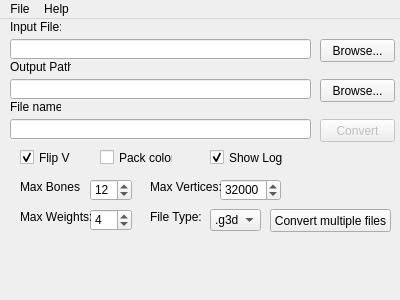
Old version of the form Fbx-Converter-GUI/mainwindow.ui in the repository ilinaraducristian/Fbx-Converter-GUI.
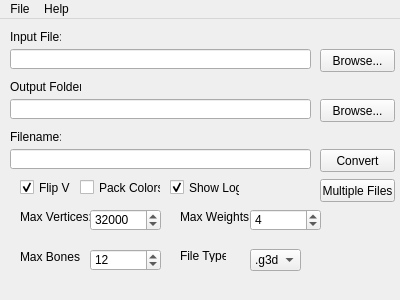
New version of the form.

Patch:
```diff
--- a/Fbx-Converter-GUI/mainwindow.ui
+++ b/Fbx-Converter-GUI/mainwindow.ui
@@ -10,161 +10,52 @@
     <height>300</height>
    </rect>
   </property>
+  <property name="font">
+   <font>
+    <family>Arial</family>
+    <weight>50</weight>
+    <bold>false</bold>
+   </font>
+  </property>
   <property name="windowTitle">
    <string>MainWindow</string>
   </property>
   <widget class="QWidget" name="centralWidget">
-   <widget class="QPushButton" name="pushBBrowse">
+   <widget class="QLineEdit" name="input_file">
     <property name="geometry">
      <rect>
-      <x>320</x>
-      <y>20</y>
-      <width>75</width>
-      <height>23</height>
+      <x>10</x>
+      <y>30</y>
+      <width>301</width>
+      <height>20</height>
      </rect>
     </property>
-    <property name="text">
-     <string>Browse...</string>
-    </property>
    </widget>
    <widget class="QLineEdit" name="lineEInputPath">
     <property name="geometry">
      <rect>
       <x>10</x>
-      <y>20</y>
+      <y>80</y>
       <width>301</width>
       <height>20</height>
      </rect>
     </property>
    </widget>
-   <widget class="QCheckBox" name="checkBFlipV">
+   <widget class="QLineEdit" name="filename">
     <property name="geometry">
      <rect>
-      <x>20</x>
+      <x>10</x>
       <y>130</y>
-      <width>51</width>
-      <height>17</height>
+      <width>301</width>
+      <height>20</height>
      </rect>
-    </property>
-    <property name="acceptDrops">
-     <bool>false</bool>
-    </property>
-    <property name="text">
-     <string>Flip V</string>
-    </property>
-    <property name="checked">
-     <bool>true</bool>
-    </property>
-   </widget>
-   <widget class="QComboBox" name="comboBFileType">
-    <property name="geometry">
-     <rect>
-      <x>210</x>
-      <y>190</y>
-      <width>51</width>
-      <height>22</height>
-     </rect>
-    </property>
-    <property name="currentIndex">
-     <number>0</number>
-    </property>
-    <item>
-     <property name="text">
-      <string>.g3db</string>
-     </property>
-    </item>
-    <item>
-     <property name="text">
-      <string>.fbx</string>
-     </property>
-    </item>
-    <item>
-     <property name="text">
-      <string>.g3dj</string>
-     </property>
-    </item>
-   </widget>
-   <widget class="QCheckBox" name="checkBPackcolors">
-    <property name="geometry">
-     <rect>
-      <x>100</x>
-      <y>130</y>
-      <width>73</width>
-      <height>17</height>
-     </rect>
-    </property>
-    <property name="text">
-     <string>Pack colors</string>
-    </property>
-   </widget>
-   <widget class="QSpinBox" name="spinBMaxV">
-    <property name="geometry">
-     <rect>
-      <x>220</x>
-      <y>160</y>
-      <width>61</width>
-      <height>22</height>
-     </rect>
-    </property>
-    <property name="minimum">
-     <number>1</number>
-    </property>
-    <property name="maximum">
-     <number>1000000000</number>
-    </property>
-    <property name="singleStep">
-     <number>1000</number>
-    </property>
-    <property name="value">
-     <number>32000</number>
-    </property>
-    <property name="displayIntegerBase">
-     <number>10</number>
-    </property>
-   </widget>
-   <widget class="QSpinBox" name="spinBMaxBones">
-    <property name="geometry">
-     <rect>
-      <x>90</x>
-      <y>160</y>
-      <width>42</width>
-      <height>22</height>
-     </rect>
-    </property>
-    <property name="minimum">
-     <number>1</number>
-    </property>
-    <property name="maximum">
-     <number>100</number>
-    </property>
-    <property name="value">
-     <number>12</number>
-    </property>
-   </widget>
-   <widget class="QSpinBox" name="spinBMaxWeight">
-    <property name="geometry">
-     <rect>
-      <x>90</x>
-      <y>190</y>
-      <width>42</width>
-      <height>22</height>
-     </rect>
-    </property>
-    <property name="minimum">
-     <number>1</number>
-    </property>
-    <property name="maximum">
-     <number>100</number>
-    </property>
-    <property name="value">
-     <number>4</number>
     </property>
    </widget>
    <widget class="QLabel" name="label">
     <property name="geometry">
      <rect>
       <x>10</x>
-      <y>0</y>
+      <y>10</y>
       <width>51</width>
       <height>16</height>
      </rect>
@@ -173,76 +64,124 @@
      <string>Input File:</string>
     </property>
    </widget>
-   <widget class="QLineEdit" name="lineEOutputDirectory">
+   <widget class="QPushButton" name="browse0">
     <property name="geometry">
      <rect>
-      <x>10</x>
-      <y>60</y>
-      <width>301</width>
-      <height>20</height>
+      <x>320</x>
+      <y>30</y>
+      <width>75</width>
+      <height>23</height>
      </rect>
+    </property>
+    <property name="text">
+     <string>Browse...</string>
+    </property>
+   </widget>
+   <widget class="QPushButton" name="browse1">
+    <property name="geometry">
+     <rect>
+      <x>320</x>
+      <y>80</y>
+      <width>75</width>
+      <height>23</height>
+     </rect>
+    </property>
+    <property name="text">
+     <string>Browse...</string>
     </property>
    </widget>
    <widget class="QLabel" name="label_2">
     <property name="geometry">
      <rect>
       <x>10</x>
-      <y>40</y>
-      <width>61</width>
-      <height>16</height>
-     </rect>
-    </property>
-    <property name="text">
-     <string>Output Path:</string>
-    </property>
-   </widget>
-   <widget class="QPushButton" name="pushBBrowse_2">
-    <property name="geometry">
-     <rect>
-      <x>320</x>
       <y>60</y>
-      <width>75</width>
-      <height>23</height>
+      <width>71</width>
+      <height>16</height>
      </rect>
     </property>
     <property name="text">
-     <string>Browse...</string>
-    </property>
-   </widget>
-   <widget class="QPushButton" name="pushBConvert">
-    <property name="enabled">
-     <bool>false</bool>
-    </property>
-    <property name="geometry">
-     <rect>
-      <x>320</x>
-      <y>100</y>
-      <width>75</width>
-      <height>23</height>
-     </rect>
-    </property>
-    <property name="text">
-     <string>Convert</string>
+     <string>Output Folder:</string>
     </property>
    </widget>
    <widget class="QLabel" name="label_3">
     <property name="geometry">
      <rect>
-      <x>150</x>
-      <y>160</y>
-      <width>71</width>
+      <x>10</x>
+      <y>110</y>
+      <width>51</width>
       <height>16</height>
      </rect>
     </property>
     <property name="text">
-     <string>Max Vertices:</string>
+     <string>Filename:</string>
+    </property>
+   </widget>
+   <widget class="QPushButton" name="convert">
+    <property name="enabled">
+     <bool>true</bool>
+    </property>
+    <property name="geometry">
+     <rect>
+      <x>320</x>
+      <y>130</y>
+      <width>75</width>
+      <height>23</height>
+     </rect>
+    </property>
+    <property name="text">
+     <string>Convert</string>
+    </property>
+   </widget>
+   <widget class="QCheckBox" name="flip">
+    <property name="geometry">
+     <rect>
+      <x>20</x>
+      <y>160</y>
+      <width>51</width>
+      <height>17</height>
+     </rect>
+    </property>
+    <property name="text">
+     <string>Flip V</string>
+    </property>
+    <property name="checked">
+     <bool>true</bool>
+    </property>
+   </widget>
+   <widget class="QCheckBox" name="log">
+    <property name="geometry">
+     <rect>
+      <x>170</x>
+      <y>160</y>
+      <width>70</width>
+      <height>17</height>
+     </rect>
+    </property>
+    <property name="text">
+     <string>Show Log</string>
+    </property>
+    <property name="checked">
+     <bool>true</bool>
+    </property>
+   </widget>
+   <widget class="QCheckBox" name="pack">
+    <property name="geometry">
+     <rect>
+      <x>80</x>
+      <y>160</y>
+      <width>81</width>
+      <height>17</height>
+     </rect>
+    </property>
+    <property name="text">
+     <string>Pack Colors</string>
     </property>
    </widget>
    <widget class="QLabel" name="label_4">
     <property name="geometry">
      <rect>
       <x>20</x>
-      <y>160</y>
+      <y>230</y>
       <width>61</width>
       <height>16</height>
      </rect>
@@ -254,7 +193,7 @@
    <widget class="QLabel" name="label_5">
     <property name="geometry">
      <rect>
-      <x>20</x>
+      <x>180</x>
       <y>190</y>
       <width>71</width>
       <height>16</height>
@@ -267,94 +206,122 @@
    <widget class="QLabel" name="label_6">
     <property name="geometry">
      <rect>
-      <x>150</x>
+      <x>20</x>
       <y>190</y>
-      <width>51</width>
+      <width>71</width>
       <height>16</height>
      </rect>
     </property>
     <property name="text">
-     <string>File Type:</string>
+     <string>Max Vertices:</string>
     </property>
    </widget>
    <widget class="QLabel" name="label_7">
     <property name="geometry">
      <rect>
-      <x>10</x>
-      <y>80</y>
+      <x>180</x>
+      <y>230</y>
+      <width>46</width>
+      <height>13</height>
+     </rect>
+    </property>
+    <property name="text">
+     <string>File Type:</string>
+    </property>
+   </widget>
+   <widget class="QComboBox" name="fileT">
+    <property name="geometry">
+     <rect>
+      <x>250</x>
+      <y>230</y>
       <width>51</width>
-      <height>16</height>
+      <height>22</height>
      </rect>
     </property>
-    <property name="text">
-     <string>File name:</string>
-    </property>
+    <item>
+     <property name="text">
+      <string>.g3db</string>
+     </property>
+    </item>
+    <item>
+     <property name="text">
+      <string>.g3dj</string>
+     </property>
+    </item>
+    <item>
+     <property name="text">
+      <string>.fbx</string>
+     </property>
+    </item>
    </widget>
-   <widget class="QLineEdit" name="lineEFileName">
+   <widget class="QSpinBox" name="maxV">
     <property name="geometry">
      <rect>
-      <x>10</x>
-      <y>100</y>
-      <width>301</width>
-      <height>20</height>
+      <x>90</x>
+      <y>190</y>
+      <width>71</width>
+      <height>22</height>
      </rect>
     </property>
-   </widget>
-   <widget class="QCheckBox" name="checkBLog">
-    <property name="geometry">
-     <rect>
-      <x>210</x>
-      <y>130</y>
-      <width>73</width>
-      <height>17</height>
-     </rect>
+    <property name="minimum">
+     <number>1</number>
     </property>
-    <property name="text">
-     <string>Show Log</string>
+    <property name="maximum">
+     <number>1000000000</number>
     </property>
-    <property name="checked">
-     <bool>true</bool>
+    <property name="value">
+     <number>32000</number>
     </property>
    </widget>
-   <widget class="QLabel" name="labelStatus">
-    <property name="enabled">
-     <bool>true</bool>
-    </property>
+   <widget class="QSpinBox" name="maxB">
     <property name="geometry">
      <rect>
-      <x>40</x>
+      <x>90</x>
       <y>230</y>
-      <width>311</width>
-      <height>31</height>
+      <width>71</width>
+      <height>22</height>
      </rect>
     </property>
-    <property name="text">
-     <string/>
+    <property name="minimum">
+     <number>1</number>
     </property>
-    <property name="textFormat">
-     <enum>Qt::AutoText</enum>
+    <property name="maximum">
+     <number>1000000000</number>
     </property>
-    <property name="scaledContents">
-     <bool>false</bool>
+    <property name="value">
+     <number>12</number>
     </property>
-    <property name="wordWrap">
-     <bool>false</bool>
+   </widget>
+   <widget class="QSpinBox" name="maxW">
+    <property name="geometry">
+     <rect>
+      <x>250</x>
+      <y>190</y>
+      <width>71</width>
+      <height>22</height>
+     </rect>
     </property>
-    <property name="openExternalLinks">
-     <bool>false</bool>
+    <property name="minimum">
+     <number>1</number>
+    </property>
+    <property name="maximum">
+     <number>1000000000</number>
+    </property>
+    <property name="value">
+     <number>4</number>
     </property>
    </widget>
    <widget class="QPushButton" name="pushButton">
     <property name="geometry">
      <rect>
-      <x>270</x>
-      <y>190</y>
-      <width>121</width>
+      <x>320</x>
+      <y>160</y>
+      <width>75</width>
       <height>23</height>
      </rect>
     </property>
     <property name="text">
-     <string>Convert multiple files</string>
+     <string>Multiple Files</string>
     </property>
    </widget>
   </widget>
```
Left out of the diff: 39 changed lines with no effect on the pictures.
